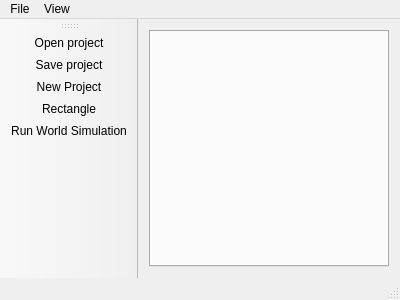
Above: src/mainwindow.ui from kakus/dge before the change. Below: the same form after it.
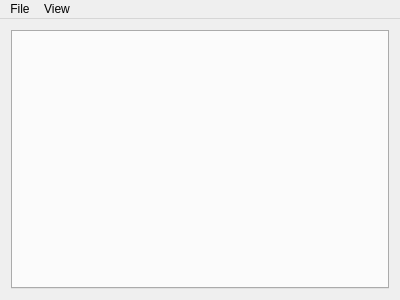
That is the form after the change. Icons and pictures are not drawn.

Commit message: now you can query world for bodies that are in it

```diff
--- a/src/mainwindow.ui
+++ b/src/mainwindow.ui
@@ -44,23 +44,6 @@
    <addaction name="menuFile"/>
    <addaction name="menuView"/>
   </widget>
-  <widget class="QStatusBar" name="statusBar"/>
-  <widget class="QToolBar" name="toolBar">
-   <property name="windowTitle">
-    <string>toolBar</string>
-   </property>
-   <attribute name="toolBarArea">
-    <enum>LeftToolBarArea</enum>
-   </attribute>
-   <attribute name="toolBarBreak">
-    <bool>false</bool>
-   </attribute>
-   <addaction name="actionOpen_project"/>
-   <addaction name="actionSave_project"/>
-   <addaction name="actionNew_Project"/>
-   <addaction name="actionRectangle"/>
-   <addaction name="actionRun_World_Simulation"/>
-  </widget>
   <action name="actionOpen_project">
    <property name="icon">
     <iconset theme="document-open">
@@ -89,15 +72,8 @@
    <property name="toolTip">
     <string>Create new project</string>
    </property>
-  </action>
-  <action name="actionRectangle">
-   <property name="text">
-    <string>Rectangle</string>
-   </property>
-  </action>
-  <action name="actionRun_World_Simulation">
-   <property name="text">
-    <string>Run World Simulation</string>
+   <property name="shortcut">
+    <string>Ctrl+N</string>
    </property>
   </action>
  </widget>
```
Left out of the diff: 6 changed lines with no effect on the pictures. The commit also changes 16 other files.
